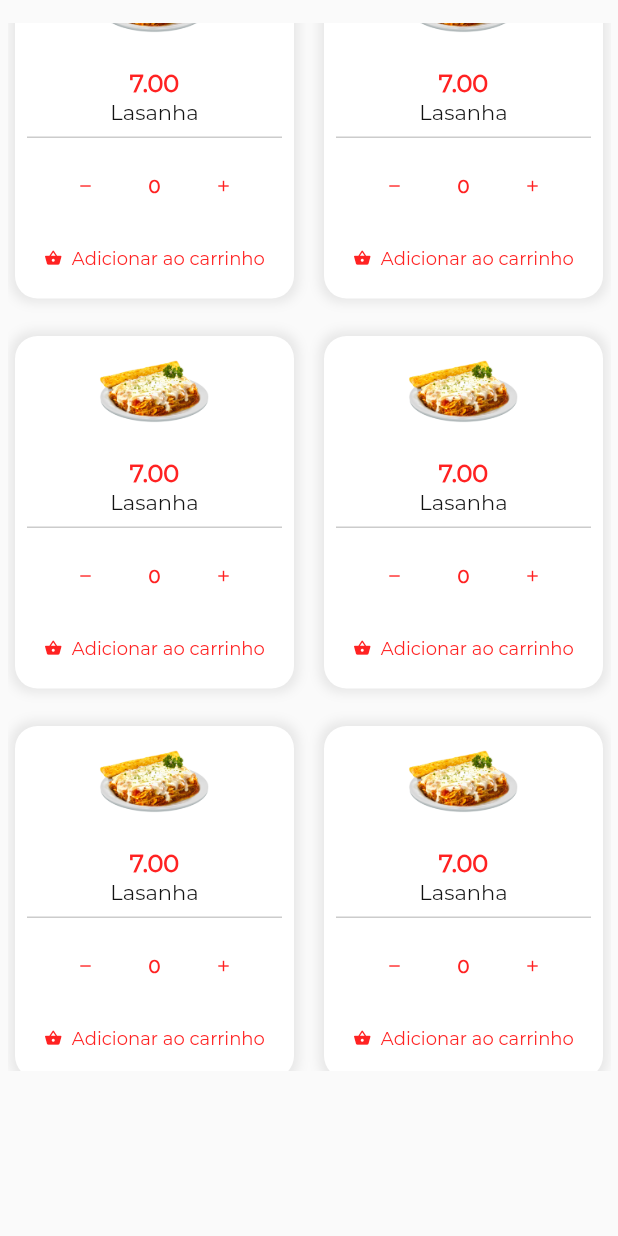
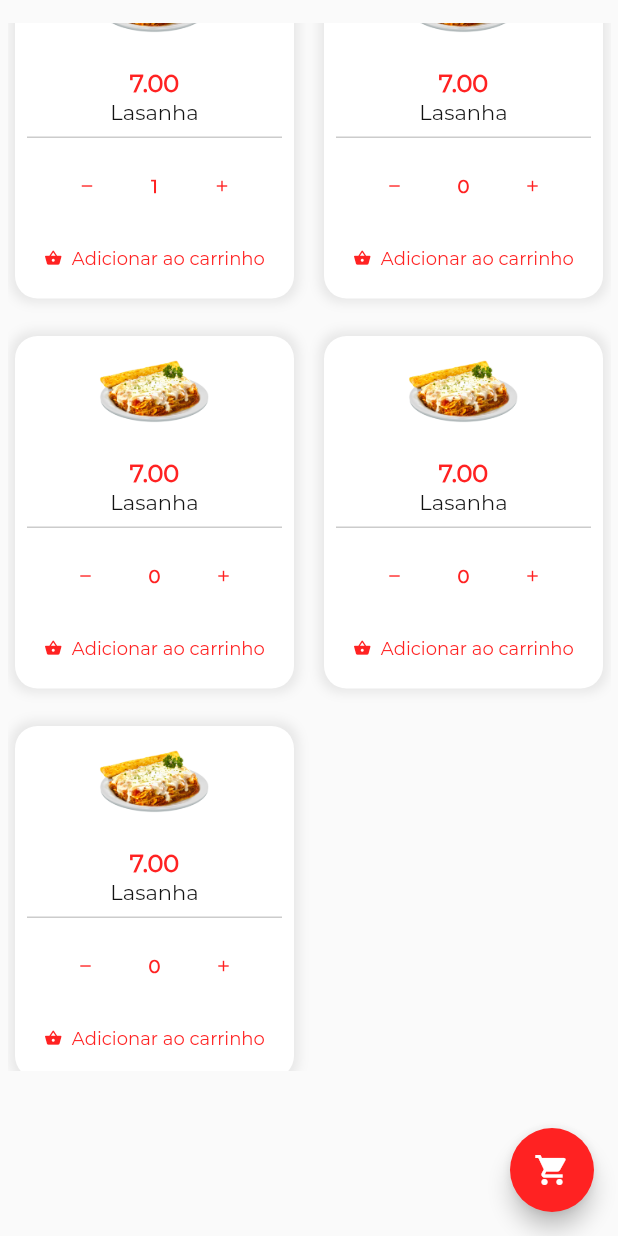
Before and after one commit to hiltonoliveir4/-open-coffe-frontent, a Flutter app: the ProductPage screen opened directly, scrolled down 576 dp, after a tap on the "add" icon, on a phone screen of 412 x 824 dp. Run offline on Flutter 3.47's test engine with Material 2 defaults, Android fonts, the phone set to English and light mode, and no system bars.

Commit message:
adicionado estado para os cards

```diff
--- a/lib/view/layouts/card_product.dart
+++ b/lib/view/layouts/card_product.dart
@@ -1,8 +1,30 @@
 import 'package:flutter/material.dart';
 
-Widget buildCard(String name, String price, String imgPath, context) {
+class BuildCard extends StatefulWidget{
+  final String imgPath;
+  final String price;
+  final String name;
+  const BuildCard({Key? key,
+  required this.imgPath,
+  required this.price,
+  required this.name})
+  : super(key: key);
+
+  @override
+  _NewBuildCard createState() => _NewBuildCard(imgPath, price, name);
+}
+
+class _NewBuildCard extends State<BuildCard>{
+  final String imgPath;
+  final String price;
+  final String name;
   var qtde = 0;
-  return Padding(
+
+  _NewBuildCard(this.imgPath, this.price, this.name);
+
+  @override
+  Widget build(BuildContext context) {
+    return Padding(
     padding: const EdgeInsets.only(top: 5.0, bottom: 5.0, left: 5.0, right: 5.0),
     child: Container(
       decoration: BoxDecoration(
@@ -54,7 +76,9 @@ Widget buildCard(String name, String price, String imgPath, context) {
                   IconButton(
                     onPressed: (){
                       if(qtde > 0){
-                        qtde--;
+                        setState(() {
+                          qtde--;
+                        });
                       }
                     },
                     icon: const Icon(Icons.remove,
@@ -68,7 +92,9 @@ Widget buildCard(String name, String price, String imgPath, context) {
                         fontSize: 12.0)),
                   IconButton(
                     onPressed: (){
-                      qtde++;
+                      setState(() {
+                          qtde++;
+                        });
                     },
                     icon: const Icon(Icons.add,
                         color: Color(0xFFFF2222), size: 12.0),
@@ -100,4 +126,5 @@ Widget buildCard(String name, String price, String imgPath, context) {
       )
     )
   );
+  }
 }
--- a/lib/view/productpage.dart
+++ b/lib/view/productpage.dart
@@ -25,28 +25,29 @@ class _NewProductPage extends State<ProductPage>{
                 crossAxisSpacing: 10.0,
                 mainAxisSpacing: 15.0,
                 childAspectRatio: 0.8,
-                children:[
-                  buildCard("Lasanha", "7.00", "assets/images/lasanha.png", context),
-                  buildCard("Lasanha", "7.00", "assets/images/lasanha.png", context),
-                  buildCard("Lasanha", "7.00", "assets/images/lasanha.png", context),
-                  buildCard("Lasanha", "7.00", "assets/images/lasanha.png", context),
-                  buildCard("Lasanha", "7.00", "assets/images/lasanha.png", context),
-                  buildCard("Lasanha", "7.00", "assets/images/lasanha.png", context),
-                  buildCard("Lasanha", "7.00", "assets/images/lasanha.png", context),
-                  buildCard("Lasanha", "7.00", "assets/images/lasanha.png", context),
-                  buildCard("Lasanha", "7.00", "assets/images/lasanha.png", context),
-                  buildCard("Lasanha", "7.00", "assets/images/lasanha.png", context),
-                  buildCard("Lasanha", "7.00", "assets/images/lasanha.png", context),
-                  buildCard("Lasanha", "7.00", "assets/images/lasanha.png", context),
-                  buildCard("Lasanha", "7.00", "assets/images/lasanha.png", context),
-                  buildCard("Lasanha", "7.00", "assets/images/lasanha.png", context),
-                  buildCard("Lasanha", "7.00", "assets/images/lasanha.png", context),
-                  buildCard("Lasanha", "7.00", "assets/images/lasanha.png", context),
+                children:const [
+                  BuildCard(name:"Lasanha", price: "7.00", imgPath: "assets/images/lasanha.png"),
+                  BuildCard(name:"Lasanha", price: "7.00", imgPath: "assets/images/lasanha.png"),
+                  BuildCard(name:"Lasanha", price: "7.00", imgPath: "assets/images/lasanha.png"),
+                  BuildCard(name:"Lasanha", price: "7.00", imgPath: "assets/images/lasanha.png"),
+                  BuildCard(name:"Lasanha", price: "7.00", imgPath: "assets/images/lasanha.png"),
+                  BuildCard(name:"Lasanha", price: "7.00", imgPath: "assets/images/lasanha.png"),
+                  BuildCard(name:"Lasanha", price: "7.00", imgPath: "assets/images/lasanha.png"),
+                  BuildCard(name:"Lasanha", price: "7.00", imgPath: "assets/images/lasanha.png"),
+                  BuildCard(name:"Lasanha", price: "7.00", imgPath: "assets/images/lasanha.png"),
                 ]
               )
           ),
         ],
       ),
+      floatingActionButton:
+        FloatingActionButton(
+          onPressed: (){
+            //ir para o carrinho e levar os dados adicionados
+          },
+          child: const Icon(Icons.shopping_cart),
+          backgroundColor: const Color(0xFFFF2222),
+        ),
     );
   }
 }
```
